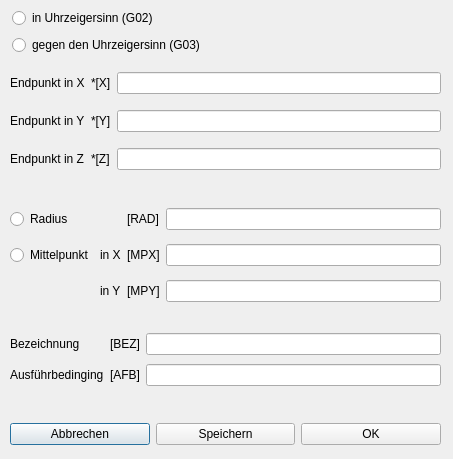
Qt form Dialoge/dialog_fraeser_bogen.ui (TischlerWilly/GCodeGenerator) before a commit.
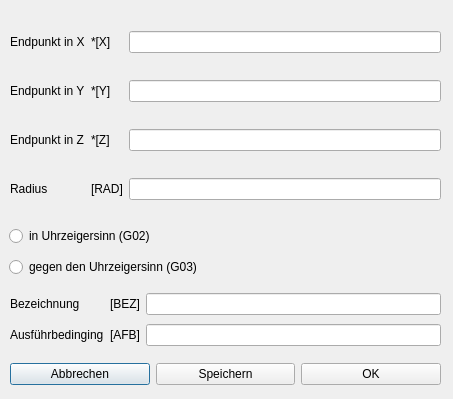
The same form after that commit.

Patch:
```diff
--- a/Dialoge/dialog_fraeser_bogen.ui
+++ b/Dialoge/dialog_fraeser_bogen.ui
@@ -7,22 +7,25 @@
     <x>0</x>
     <y>0</y>
     <width>453</width>
-    <height>459</height>
+    <height>399</height>
    </rect>
   </property>
   <property name="windowTitle">
    <string>gebogene Fräsbahn</string>
   </property>
-  <widget class="QWidget" name="">
+  <widget class="QWidget" name="layoutWidget">
    <property name="geometry">
     <rect>
      <x>10</x>
-     <y>62</y>
+     <y>10</y>
      <width>431</width>
-     <height>121</height>
+     <height>211</height>
     </rect>
    </property>
    <layout class="QGridLayout" name="gridLayout">
+    <item row="3" column="2">
+     <widget class="QLineEdit" name="lineEdit_radius"/>
+    </item>
     <item row="0" column="0">
      <widget class="QLabel" name="label_ende_x">
       <property name="text">
@@ -74,109 +77,27 @@
     <item row="2" column="2">
      <widget class="QLineEdit" name="lineEdit_ende_z"/>
     </item>
-   </layout>
-  </widget>
-  <widget class="QWidget" name="">
-   <property name="geometry">
-    <rect>
-     <x>12</x>
-     <y>7</y>
-     <width>271</width>
-     <height>51</height>
-    </rect>
-   </property>
-   <layout class="QVBoxLayout" name="verticalLayout">
-    <item>
-     <widget class="QRadioButton" name="radioButton_im_UZS">
-      <property name="text">
-       <string>in Uhrzeigersinn (G02)</string>
-      </property>
-     </widget>
-    </item>
-    <item>
-     <widget class="QRadioButton" name="radioButton_gegen_UZS">
-      <property name="text">
-       <string>gegen den Uhrzeigersinn (G03)</string>
-      </property>
-     </widget>
-    </item>
-   </layout>
-  </widget>
-  <widget class="QWidget" name="">
-   <property name="geometry">
-    <rect>
-     <x>10</x>
-     <y>200</y>
-     <width>431</width>
-     <height>111</height>
-    </rect>
-   </property>
-   <layout class="QGridLayout" name="gridLayout_2">
-    <item row="0" column="0">
-     <widget class="QRadioButton" name="radioButton_radius">
-      <property name="text">
-       <string>Radius</string>
-      </property>
-     </widget>
-    </item>
-    <item row="0" column="2">
+    <item row="3" column="1">
      <widget class="QLabel" name="label_radius_var">
       <property name="text">
        <string>[RAD]</string>
       </property>
      </widget>
     </item>
-    <item row="0" column="3">
-     <widget class="QLineEdit" name="lineEdit_radius"/>
-    </item>
-    <item row="1" column="0">
-     <widget class="QRadioButton" name="radioButton_mittelpunkt">
+    <item row="3" column="0">
+     <widget class="QLabel" name="label_radius">
       <property name="text">
-       <string>Mittelpunkt</string>
+       <string>Radius</string>
       </property>
      </widget>
     </item>
-    <item row="1" column="1">
-     <widget class="QLabel" name="label_mittelpunkt_x">
-      <property name="text">
-       <string>in X</string>
-      </property>
-     </widget>
-    </item>
-    <item row="1" column="2">
-     <widget class="QLabel" name="label_mittelpunkt_x_var">
-      <property name="text">
-       <string>[MPX]</string>
-      </property>
-     </widget>
-    </item>
-    <item row="1" column="3">
-     <widget class="QLineEdit" name="lineEdit_mittelpunkt_x"/>
-    </item>
-    <item row="2" column="1">
-     <widget class="QLabel" name="label_mittelpunkt_y">
-      <property name="text">
-       <string>in Y</string>
-      </property>
-     </widget>
-    </item>
-    <item row="2" column="2">
-     <widget class="QLabel" name="label_mittelpunkt_y_var">
-      <property name="text">
-       <string>[MPY]</string>
-      </property>
-     </widget>
-    </item>
-    <item row="2" column="3">
-     <widget class="QLineEdit" name="lineEdit_mittelpunkt_y"/>
-    </item>
    </layout>
   </widget>
-  <widget class="QWidget" name="">
+  <widget class="QWidget" name="layoutWidget">
    <property name="geometry">
     <rect>
      <x>10</x>
-     <y>330</y>
+     <y>290</y>
      <width>431</width>
      <height>61</height>
     </rect>
@@ -218,11 +139,11 @@
     </item>
    </layout>
   </widget>
-  <widget class="QWidget" name="">
+  <widget class="QWidget" name="layoutWidget">
    <property name="geometry">
     <rect>
      <x>10</x>
-     <y>420</y>
+     <y>360</y>
      <width>431</width>
      <height>29</height>
     </rect>
@@ -251,6 +172,32 @@
     </item>
    </layout>
   </widget>
+  <widget class="QWidget" name="layoutWidget">
+   <property name="geometry">
+    <rect>
+     <x>9</x>
+     <y>221</y>
+     <width>431</width>
+     <height>61</height>
+    </rect>
+   </property>
+   <layout class="QVBoxLayout" name="verticalLayout">
+    <item>
+     <widget class="QRadioButton" name="radioButton_im_UZS">
+      <property name="text">
+       <string>in Uhrzeigersinn (G02)</string>
+      </property>
+     </widget>
+    </item>
+    <item>
+     <widget class="QRadioButton" name="radioButton_gegen_UZS">
+      <property name="text">
+       <string>gegen den Uhrzeigersinn (G03)</string>
+      </property>
+     </widget>
+    </item>
+   </layout>
+  </widget>
  </widget>
  <resources/>
  <connections/>
```
